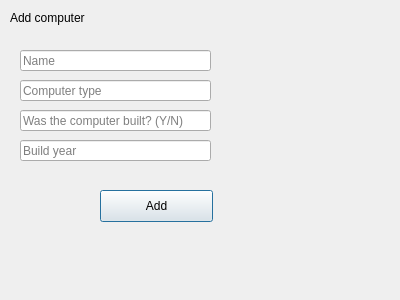
This is gui/add/addcomp.ui in HelgiThomas/Verklegt31 as Qt 5 draws it before an edit. The edited form follows.
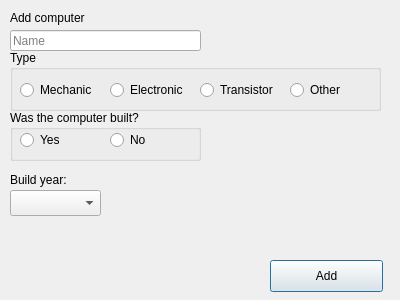
This is the edited form.

The edit to the form file:
```diff
--- a/gui/add/addcomp.ui
+++ b/gui/add/addcomp.ui
@@ -29,8 +29,8 @@
   <widget class="QLineEdit" name="line_compName">
    <property name="geometry">
     <rect>
-     <x>20</x>
-     <y>50</y>
+     <x>10</x>
+     <y>30</y>
      <width>191</width>
      <height>21</height>
     </rect>
@@ -39,50 +39,11 @@
     <string>Name</string>
    </property>
   </widget>
-  <widget class="QLineEdit" name="line_compType">
-   <property name="geometry">
-    <rect>
-     <x>20</x>
-     <y>80</y>
-     <width>191</width>
-     <height>21</height>
-    </rect>
-   </property>
-   <property name="placeholderText">
-    <string>Computer type</string>
-   </property>
-  </widget>
-  <widget class="QLineEdit" name="line_compWasBuilt">
-   <property name="geometry">
-    <rect>
-     <x>20</x>
-     <y>110</y>
-     <width>191</width>
-     <height>21</height>
-    </rect>
-   </property>
-   <property name="placeholderText">
-    <string>Was the computer built? (Y/N)</string>
-   </property>
-  </widget>
-  <widget class="QLineEdit" name="line_compBuildYear">
-   <property name="geometry">
-    <rect>
-     <x>20</x>
-     <y>140</y>
-     <width>191</width>
-     <height>21</height>
-    </rect>
-   </property>
-   <property name="placeholderText">
-    <string>Build year</string>
-   </property>
-  </widget>
   <widget class="QPushButton" name="button_addComp">
    <property name="geometry">
     <rect>
-     <x>100</x>
-     <y>190</y>
+     <x>270</x>
+     <y>260</y>
      <width>113</width>
      <height>32</height>
     </rect>
@@ -91,6 +52,151 @@
     <string>Add</string>
    </property>
   </widget>
+  <widget class="QComboBox" name="combobox_buildYear">
+   <property name="geometry">
+    <rect>
+     <x>10</x>
+     <y>190</y>
+     <width>91</width>
+     <height>26</height>
+    </rect>
+   </property>
+  </widget>
+  <widget class="QLabel" name="label_4">
+   <property name="geometry">
+    <rect>
+     <x>10</x>
+     <y>170</y>
+     <width>81</width>
+     <height>20</height>
+    </rect>
+   </property>
+   <property name="text">
+    <string>Build year:</string>
+   </property>
+  </widget>
+  <widget class="QGroupBox" name="groupBox">
+   <property name="geometry">
+    <rect>
+     <x>10</x>
+     <y>50</y>
+     <width>371</width>
+     <height>61</height>
+    </rect>
+   </property>
+   <property name="title">
+    <string>Type</string>
+   </property>
+   <widget class="QRadioButton" name="radio_mech">
+    <property name="geometry">
+     <rect>
+      <x>10</x>
+      <y>30</y>
+      <width>100</width>
+      <height>20</height>
+     </rect>
+    </property>
+    <property name="text">
+     <string>Mechanic</string>
+    </property>
+   </widget>
+   <widget class="QRadioButton" name="radio_elec">
+    <property name="geometry">
+     <rect>
+      <x>100</x>
+      <y>30</y>
+      <width>100</width>
+      <height>20</height>
+     </rect>
+    </property>
+    <property name="text">
+     <string>Electronic</string>
+    </property>
+   </widget>
+   <widget class="QRadioButton" name="radio_oth">
+    <property name="geometry">
+     <rect>
+      <x>280</x>
+      <y>30</y>
+      <width>100</width>
+      <height>20</height>
+     </rect>
+    </property>
+    <property name="text">
+     <string>Other</string>
+    </property>
+   </widget>
+   <widget class="QRadioButton" name="radio_trans">
+    <property name="geometry">
+     <rect>
+      <x>190</x>
+      <y>30</y>
+      <width>100</width>
+      <height>20</height>
+     </rect>
+    </property>
+    <property name="text">
+     <string>Transistor</string>
+    </property>
+   </widget>
+   <zorder>combobox_buildYear</zorder>
+   <zorder>radio_mech</zorder>
+   <zorder>radio_elec</zorder>
+   <zorder>radio_oth</zorder>
+   <zorder>radio_trans</zorder>
+   <zorder>label_2</zorder>
+   <zorder>radio_mech</zorder>
+   <zorder>radio_elec</zorder>
+   <zorder>radio_oth</zorder>
+   <zorder>radio_trans</zorder>
+   <zorder>radio_mech</zorder>
+   <zorder>radio_elec</zorder>
+   <zorder>radio_oth</zorder>
+   <zorder>radio_trans</zorder>
+   <zorder>radio_mech</zorder>
+   <zorder>radio_elec</zorder>
+   <zorder>radio_oth</zorder>
+   <zorder>radio_trans</zorder>
+  </widget>
+  <widget class="QGroupBox" name="groupBox_2">
+   <property name="geometry">
+    <rect>
+     <x>10</x>
+     <y>110</y>
+     <width>191</width>
+     <height>51</height>
+    </rect>
+   </property>
+   <property name="title">
+    <string>Was the computer built?</string>
+   </property>
+   <widget class="QRadioButton" name="radio_no">
+    <property name="geometry">
+     <rect>
+      <x>100</x>
+      <y>20</y>
+      <width>51</width>
+      <height>20</height>
+     </rect>
+    </property>
+    <property name="text">
+     <string>No</string>
+    </property>
+   </widget>
+   <widget class="QRadioButton" name="radio_yes">
+    <property name="geometry">
+     <rect>
+      <x>10</x>
+      <y>20</y>
+      <width>100</width>
+      <height>20</height>
+     </rect>
+    </property>
+    <property name="text">
+     <string>Yes</string>
+    </property>
+   </widget>
+  </widget>
  </widget>
  <resources/>
  <connections/>
```
